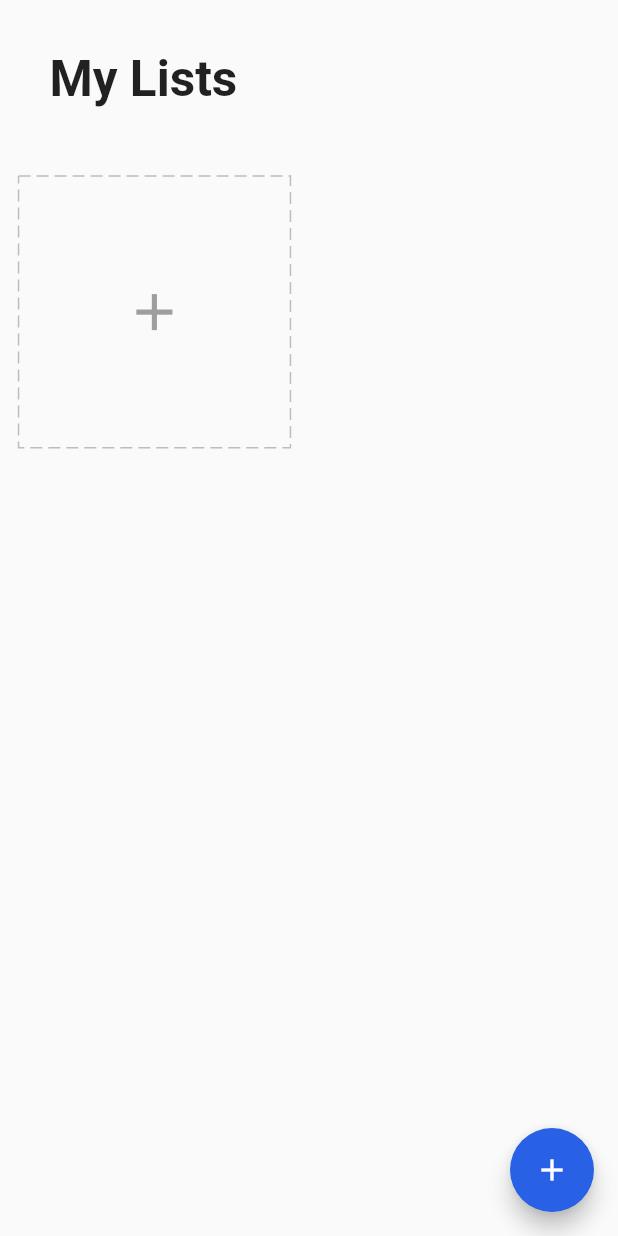
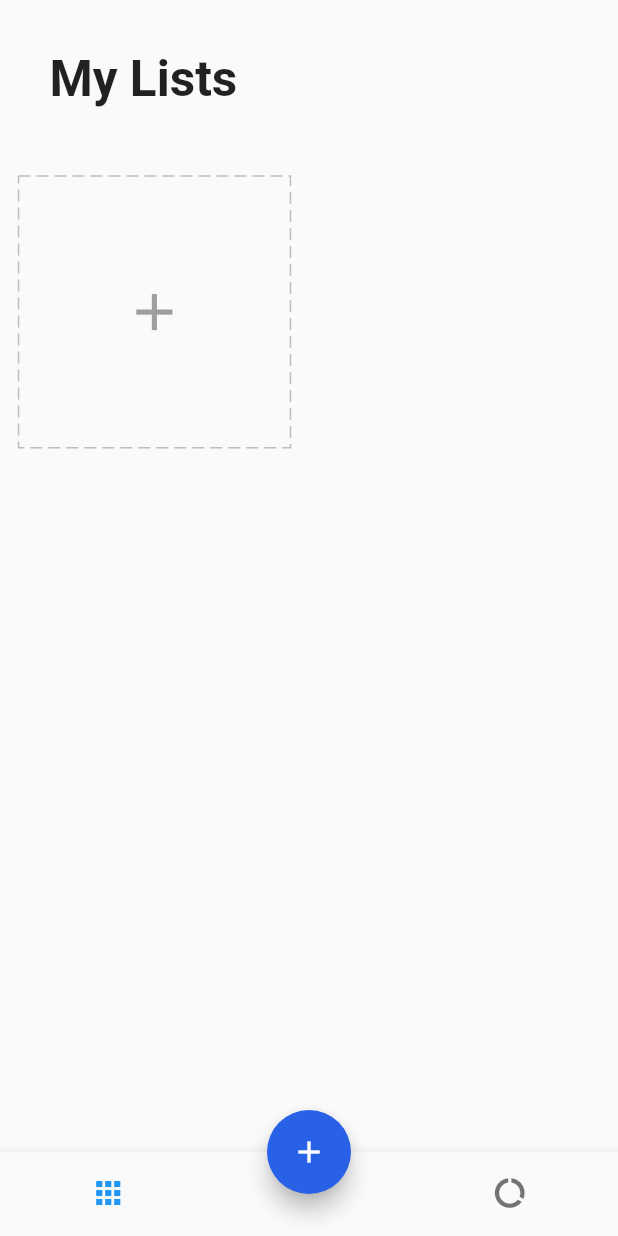
Before and after one commit to gikwegbu/GetX-Todo-App, a Flutter app: the screen it shows after launch, on a phone screen of 412 x 824 dp. Run offline on Flutter 3.47's test engine with Material 2 defaults, Android fonts, the phone set to English and light mode, and no system bars; drawn by our look-alikes of dotted_border; our stand-ins replace equatable, flutter_easyloading, get, get_storage, step_progress_indicator.

Commit message:
Added the report card
1. This will serve as the summary of each task and it's todos

```diff
--- a/lib/app/core/utils/texts.dart
+++ b/lib/app/core/utils/texts.dart
@@ -6,6 +6,7 @@
   double? fontSize,
   TextAlign? textAlign,
   TextOverflow? overflow,
+  TextDecoration? decoration,
 }) {
   return Text(
       text,
@@ -14,6 +15,7 @@
         fontWeight: fontWeight,
         fontSize: fontSize,
         overflow: overflow,
+        decoration: decoration,
       ),
       textAlign: textAlign,
   );
--- a/lib/app/modules/detail/view.dart
+++ b/lib/app/modules/detail/view.dart
@@ -1,10 +1,10 @@
-import 'package:flutter/cupertino.dart';
 import 'package:flutter/material.dart';
 import 'package:flutter_easyloading/flutter_easyloading.dart';
 import 'package:get/get.dart';
 import 'package:getx/app/core/utils/extensions.dart';
 import 'package:getx/app/core/utils/texts.dart';
 import 'package:getx/app/modules/detail/widgets/doing_list.dart';
+import 'package:getx/app/modules/detail/widgets/done_list.dart';
 import 'package:getx/app/modules/home/controller.dart';
 import 'package:step_progress_indicator/step_progress_indicator.dart';
 
@@ -128,7 +128,7 @@
                       if (homeCtrl.formKey.currentState!.validate()) {
                         var success = homeCtrl.addTodo(homeCtrl.editCtrl.text);
                         if (success) {
-                          EasyLoading.showSuccess("Todo Added");
+                          EasyLoading.showSuccess("Todo Added", maskType: EasyLoadingMaskType.black);
                         } else {
                           EasyLoading.showError("Todo already exists");
                         }
@@ -147,6 +147,7 @@
               ),
             ),
             DoingList(),
+            DoneList(),
           ],
         ),
       ),
--- a/lib/app/modules/home/view.dart
+++ b/lib/app/modules/home/view.dart
@@ -9,6 +9,7 @@
 import 'package:getx/app/modules/home/widgets/add_card.dart';
 import 'package:getx/app/modules/home/widgets/add_dialog.dart';
 import 'package:getx/app/modules/home/widgets/task_card.dart';
+import 'package:getx/app/modules/report/view.dart';
 
 class HomePage extends GetView<HomeController> {
   const HomePage({Key? key}) : super(key: key);
@@ -16,7 +17,11 @@
   @override
   Widget build(BuildContext context) {
     return Scaffold(
-      body: SafeArea(
+      body: Obx(
+        () => IndexedStack(
+          index: controller.tabIndex.value,
+          children: [
+            SafeArea(
               child: ListView(
                 children: [
                   Padding(
@@ -38,10 +43,12 @@
                             .map(
                               (element) => LongPressDraggable<Task>(
                                 data: element,
-                          onDragStarted: () => controller.changeDeleting(true),
+                                onDragStarted: () =>
+                                    controller.changeDeleting(true),
                                 onDraggableCanceled: (_, __) =>
                                     controller.changeDeleting(false),
-                          onDragEnd: (_) => controller.changeDeleting(false),
+                                onDragEnd: (_) =>
+                                    controller.changeDeleting(false),
                                 feedback: Opacity(
                                   opacity: 0.8,
                                   child: TaskCard(
@@ -59,6 +66,41 @@
                 ],
               ),
             ),
+            ReportScreen(),
+          ],
+        ),
+      ),
+      bottomNavigationBar: Theme(
+        data: ThemeData(
+          splashColor: Colors.transparent,
+          highlightColor: Colors.transparent,
+        ),
+        child: Obx(
+          () => BottomNavigationBar(
+            onTap: (int index) => controller.changeTabIndex(index),
+            currentIndex: controller.tabIndex.value,
+            showSelectedLabels: false,
+            showUnselectedLabels: false,
+            items: [
+              BottomNavigationBarItem(
+                label: 'Home',
+                icon: Padding(
+                  padding: EdgeInsets.only(right: 15.0.wp),
+                  child: const Icon(Icons.apps),
+                ),
+              ),
+              BottomNavigationBarItem(
+                label: 'Report',
+                icon: Padding(
+                  padding: EdgeInsets.only(left: 15.0.wp),
+                  child: const Icon(Icons.data_usage),
+                ),
+              ),
+            ],
+          ),
+        ),
+      ),
+      floatingActionButtonLocation: FloatingActionButtonLocation.centerDocked,
       floatingActionButton: DragTarget<Task>(
         builder: (_, __, ___) {
           return Obx(
--- a/lib/app/modules/home/widgets/add_card.dart
+++ b/lib/app/modules/home/widgets/add_card.dart
@@ -95,7 +95,7 @@
                         );
                         Get.back();
                         homeCtrl.addTask(task) ?
-                            EasyLoading.showSuccess('Task Created') :
+                            EasyLoading.showSuccess('Task Created', maskType: EasyLoadingMaskType.black) :
                             EasyLoading.showError("Duplicate Task");
                       }
                     },
--- a/lib/app/modules/home/widgets/add_dialog.dart
+++ b/lib/app/modules/home/widgets/add_dialog.dart
@@ -47,7 +47,7 @@
                             homeCtrl.editCtrl.text,
                           );
                           if(success) {
-                            EasyLoading.showSuccess("Todo Added 📝");
+                            EasyLoading.showSuccess("Todo Added 📝", maskType: EasyLoadingMaskType.black);
                             Get.back();
                             homeCtrl.changeTask(null);
                           } else {
--- a/lib/app/modules/home/widgets/task_card.dart
+++ b/lib/app/modules/home/widgets/task_card.dart
@@ -48,8 +48,8 @@
                   // TODO Change after finish tod CRUD
                   // totalSteps: 100,
                   // currentStep: 80,
-                  totalSteps: totalTodos == 0 ? 1 : totalTodos,
-                  currentStep: homeCtrl.doneTodos.length,
+                  totalSteps: homeCtrl.isTodosEmpty(task) ? 1 : task.todos!.length,
+                  currentStep: homeCtrl.isTodosEmpty(task) ? 0 : homeCtrl.getDoneTodo(task),
                   roundedEdges: const Radius.circular(20),
                   size: 5,
                   padding: 0,
```
Also changed, not shown: lib/app/modules/detail/widgets/done_list.dart (+79 -0 lines), lib/app/modules/home/controller.dart (+51 -1 lines), lib/app/modules/report/view.dart (added, +12 -0 lines). Lines whose indentation alone changed are shown as unchanged.
